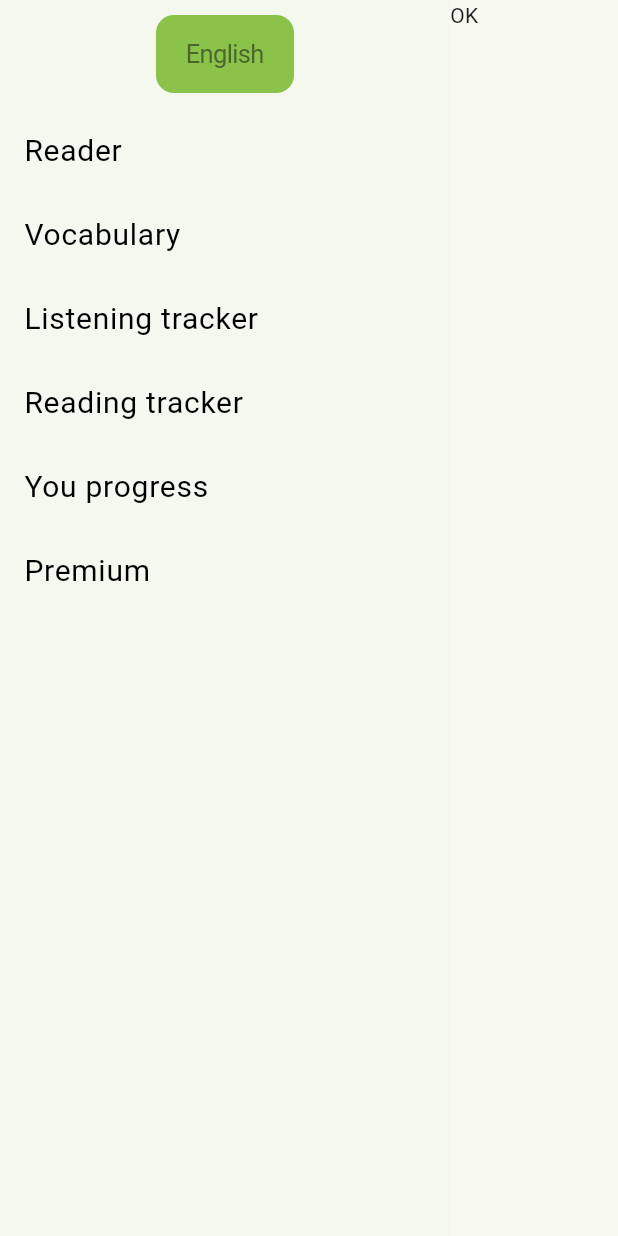
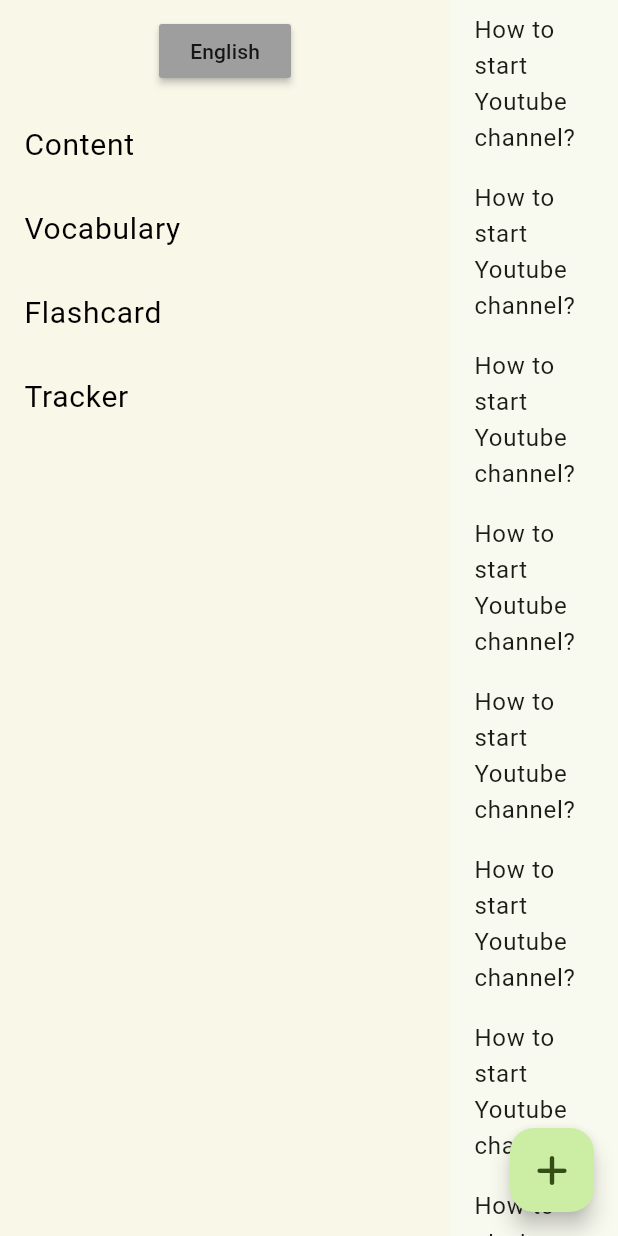
Before and after one commit to yertayquanysov/lenguela, a Flutter app: the screen it shows after launch, on a phone screen of 412 x 824 dp. Run offline on Flutter 3.47's test engine with Material 3 defaults, Android fonts, the light colour scheme and no system bars; our stand-ins replace font_awesome_flutter, google_fonts; Roboto replaces fonts that are missing (Ubuntu).

Commit message:
Updated ui

```diff
--- a/lib/features/account/presentation/pages/account_page.dart
+++ b/lib/features/account/presentation/pages/account_page.dart
@@ -1,12 +1,23 @@
 import 'package:flutter/material.dart';
 import 'package:lenguela/features/account/presentation/widgets/menu_list.dart';
-import 'package:lenguela/features/reader/presentation/pages/content_list_page.dart';
 import 'package:lenguela/features/vocabulary/presentation/pages/vocabulary_list_page.dart';
 
-class AccountPage extends StatelessWidget {
-  AccountPage({super.key});
+import '../../../content/presentation/pages/content_list_page.dart';
 
-  final _pageController = PageController();
+class AccountPage extends StatefulWidget {
+  const AccountPage({super.key});
+
+  @override
+  State<AccountPage> createState() => _AccountPageState();
+}
+
+class _AccountPageState extends State<AccountPage> {
+  final _pages = [
+    const ContentListPage(),
+    const VocabularyListPage(),
+  ];
+
+  int _currentPage = 0;
 
   @override
   Widget build(BuildContext context) {
@@ -16,21 +27,17 @@ class AccountPage extends StatelessWidget {
           Container(
             width: 300,
             height: double.infinity,
-            color: Colors.blueAccent.withOpacity(0.02),
+            color: Colors.orange.withOpacity(0.03),
             child: MenuList(
               onMenuTapped: (int page) {
-                _pageController.jumpToPage(page);
+                setState(() {
+                  _currentPage = page;
+                });
               },
             ),
           ),
           Expanded(
-            child: PageView(
-              controller: _pageController,
-              children: const [
-                ContentListPage(),
-                VocabularyListPage(),
-              ],
-            ),
+            child: _pages[_currentPage],
           ),
         ],
       ),
--- a/lib/features/account/presentation/widgets/menu_list.dart
+++ b/lib/features/account/presentation/widgets/menu_list.dart
@@ -14,8 +14,8 @@ class MenuList extends StatelessWidget {
       crossAxisAlignment: CrossAxisAlignment.center,
       children: [
         const SizedBox(height: 10),
-        CupertinoButton(
-          color: Colors.lightGreen,
+        MaterialButton(
+          color: Colors.grey,
           child: const Text("English"),
           onPressed: () {
             showDialog(
@@ -55,7 +55,7 @@ class MenuList extends StatelessWidget {
           child: ListView(
             children: [
               MenuItem(
-                name: "Reader",
+                name: "Content",
                 onTapped: () => onMenuTapped(0),
               ),
               MenuItem(
@@ -63,19 +63,11 @@ class MenuList extends StatelessWidget {
                 onTapped: () => onMenuTapped(1),
               ),
               MenuItem(
-                name: "Listening tracker",
-                onTapped: () {},
+                name: "Flashcard",
+                onTapped: () => onMenuTapped(2),
               ),
               MenuItem(
-                name: "Reading tracker",
-                onTapped: () {},
-              ),
-              MenuItem(
-                name: "You progress",
-                onTapped: () {},
-              ),
-              MenuItem(
-                name: "Premium",
+                name: "Tracker",
                 onTapped: () {},
               ),
             ],
--- a/lib/features/reader/presentation/pages/add_content_page.dart
+++ b/lib/features/content/presentation/pages/add_content_page.dart
@@ -1,5 +1,5 @@
 import 'package:flutter/material.dart';
-import 'package:lenguela/features/reader/presentation/pages/view_content_page.dart';
+import 'package:lenguela/features/content/presentation/pages/view_content_page.dart';
 
 class AddContentPage extends StatelessWidget {
   const AddContentPage({super.key});
--- /dev/null
+++ b/lib/features/content/presentation/pages/content_list_page.dart
@@ -0,0 +1,24 @@
+import 'package:flutter/material.dart';
+import 'package:font_awesome_flutter/font_awesome_flutter.dart';
+
+class ContentListPage extends StatelessWidget {
+  const ContentListPage({super.key});
+
+  @override
+  Widget build(BuildContext context) {
+    return Scaffold(
+      floatingActionButton: FloatingActionButton(
+        onPressed: () {},
+        child: const Icon(FontAwesomeIcons.plus),
+      ),
+      body: ListView.builder(
+        itemBuilder: (_, idx) {
+          return ListTile(
+            title: const Text("How to start Youtube channel?"),
+            onTap: () {},
+          );
+        },
+      ),
+    );
+  }
+}
--- a/lib/features/reader/presentation/pages/content_list_page.dart
+++ /dev/null
@@ -1,10 +0,0 @@
-import 'package:flutter/material.dart';
-
-class ContentListPage extends StatelessWidget {
-  const ContentListPage({super.key});
-
-  @override
-  Widget build(BuildContext context) {
-    return const Text("OK");
-  }
-}
--- a/pubspec.yaml
+++ b/pubspec.yaml
@@ -18,7 +18,7 @@ dev_dependencies:
   flutter_test:
     sdk: flutter
 
-  flutter_lints: ^2.0.0
+  flutter_lints: ^3.0.1
 
 flutter:
   uses-material-design: true
```
Also changed, not shown: lib/features/content/presentation/pages/view_content_page.dart (renamed from lib/features/reader/presentation/pages/view_content_page.dart), pubspec.lock.
